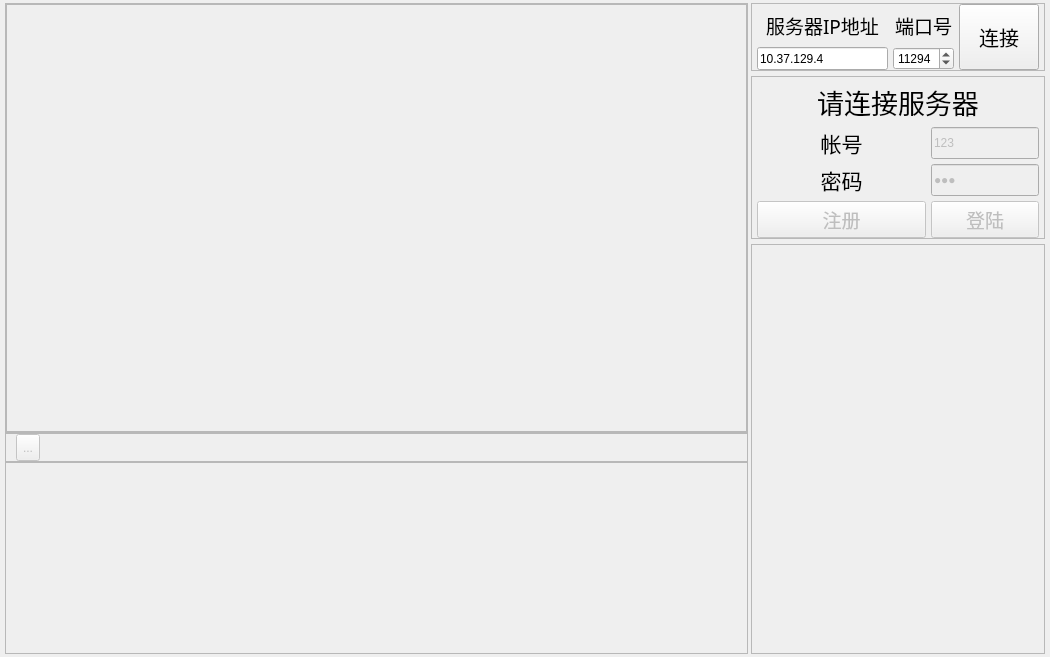
Old version of the form Client/chatWidget.ui in the repository Justhuayu/chatRoom.
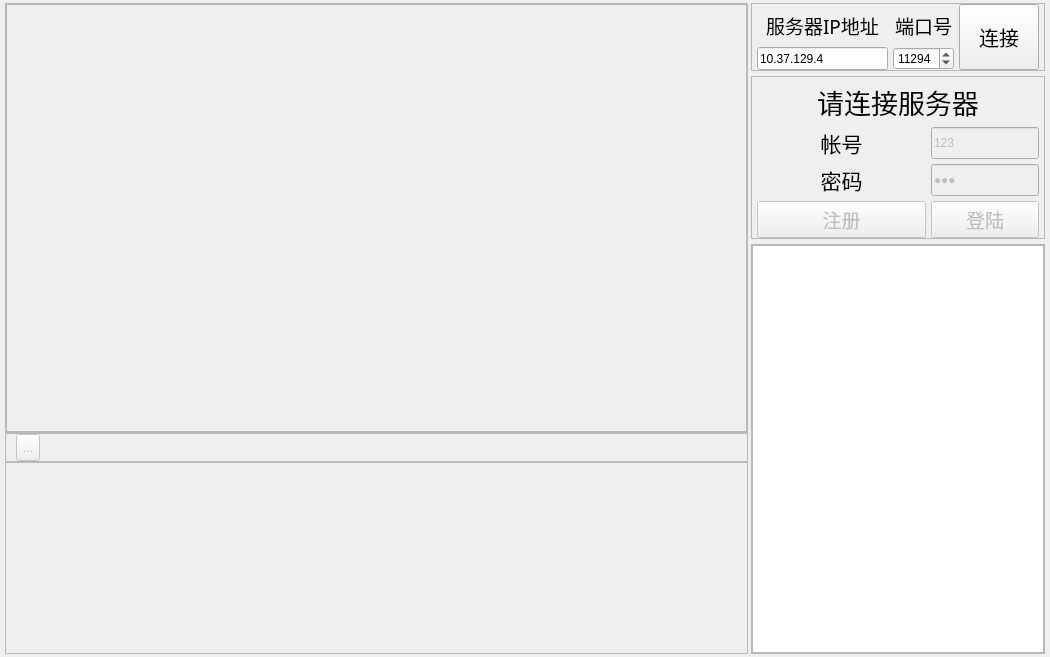
New version of the form. Icons and pictures are not drawn.

Patch:
```diff
--- a/Client/chatWidget.ui
+++ b/Client/chatWidget.ui
@@ -464,6 +464,26 @@
        <property name="frameShadow">
         <enum>QFrame::Raised</enum>
        </property>
+       <layout class="QVBoxLayout" name="verticalLayout">
+        <property name="spacing">
+         <number>0</number>
+        </property>
+        <property name="leftMargin">
+         <number>0</number>
+        </property>
+        <property name="topMargin">
+         <number>0</number>
+        </property>
+        <property name="rightMargin">
+         <number>0</number>
+        </property>
+        <property name="bottomMargin">
+         <number>0</number>
+        </property>
+        <item>
+         <widget class="QListWidget" name="file_down_listWidget"/>
+        </item>
+       </layout>
       </widget>
      </item>
     </layout>
```
Left out of the diff: 6 changed lines with no effect on the pictures.
